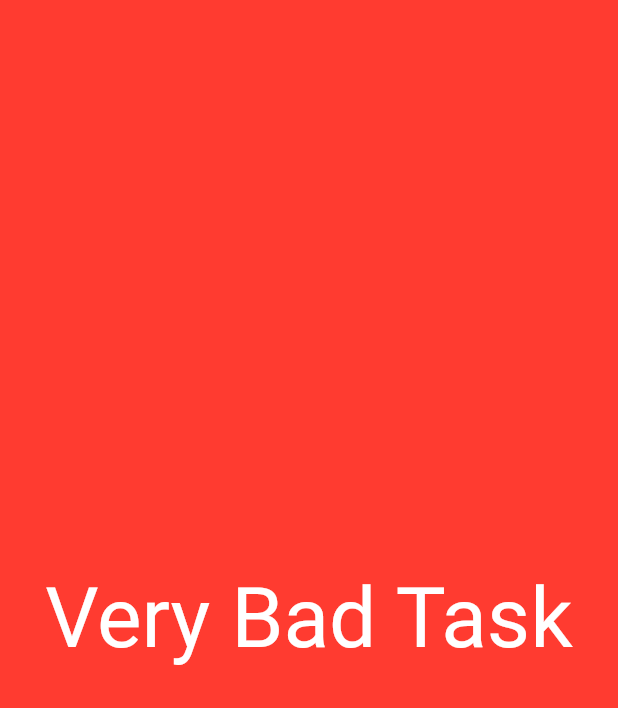
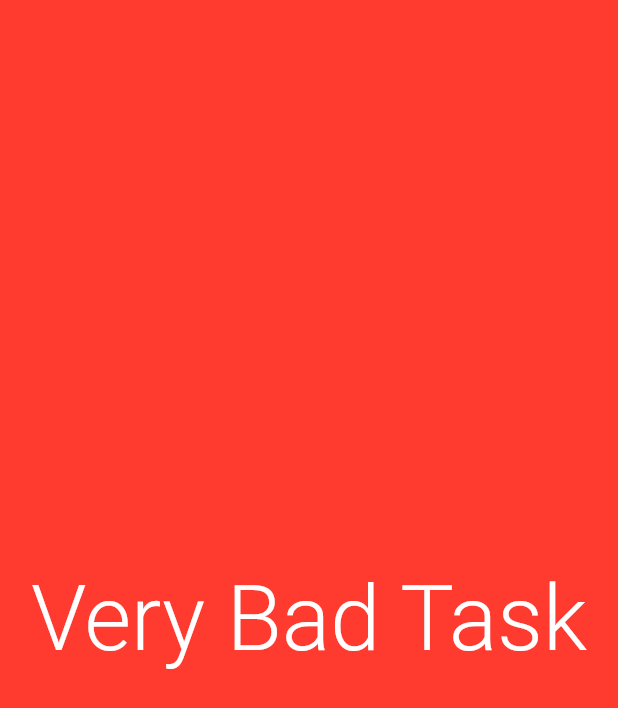
Before and after one commit to luudvan94/do_something, a Flutter app: the screen it shows after launch, on a phone screen of 412 x 824 dp. Shown: the top 708 px of the screen. Run offline on Flutter 3.47's test engine with Material 2 defaults, Android fonts, the phone set to English and light mode, and no system bars.

Commit message:
chore: refactoring app theme

```diff
--- a/lib/main.dart
+++ b/lib/main.dart
@@ -14,9 +14,9 @@ class MyApp extends StatelessWidget {
   // This widget is the root of your application.
   @override
   Widget build(BuildContext context) {
-    return const CupertinoApp(
-      theme: CupertinoThemeData(primaryColor: AppColors.systemWhite),
-      home: TaskPage(),
+    return MaterialApp(
+      theme: AppTheme.themeData,
+      home: const TaskPage(),
     );
   }
 }
--- a/lib/src/features/task/app_theme.dart
+++ b/lib/src/features/task/app_theme.dart
@@ -1,13 +1,14 @@
 import 'package:do_something/src/features/task/app_colors.dart';
 import 'package:flutter/cupertino.dart';
+import 'package:flutter/material.dart';
 
-class MyCupertinoThemeData extends CupertinoThemeData {
-  Color get systemRed => AppColors.systemRed;
-  Color get systemOrange => AppColors.systemOrange;
-  Color get systemYellow => AppColors.systemYellow;
-  Color get systemGreen => AppColors.systemGreen;
-  Color get systemTeal => AppColors.systemTeal;
-  Color get systemBlue => AppColors.systemBlue;
-  Color get systemIndigo => AppColors.systemIndigo;
-  Color get systemPurple => AppColors.systemPurple;
+class AppTheme {
+  static final themeData = ThemeData(
+      textTheme: const TextTheme(
+    headline2: TextStyle(
+      fontSize: 60,
+      fontWeight: FontWeight.w300,
+      color: AppColors.systemWhite,
+    ),
+  ));
 }
--- a/lib/src/features/task/task_content.dart
+++ b/lib/src/features/task/task_content.dart
@@ -15,10 +15,7 @@ class TaskContent extends StatelessWidget {
     return Center(
       child: Text(
         task.name,
-        style: TextStyle(
-          fontSize: Theme.of(context).textTheme.headline2?.fontSize,
-          color: Colors.white,
-        ),
+        style: Theme.of(context).textTheme.headline2,
       ),
     );
   }
--- a/lib/src/features/task/task_page.dart
+++ b/lib/src/features/task/task_page.dart
@@ -5,6 +5,7 @@ import 'package:do_something/src/features/task/rating.dart';
 import 'package:do_something/src/features/task/task.dart';
 import 'package:do_something/src/features/task/task_container.dart';
 import 'package:do_something/src/features/task/task_content.dart';
+import 'package:flutter/cupertino.dart';
 import 'package:flutter/material.dart';
 
 // mock task array with different ratings, and long name
```
